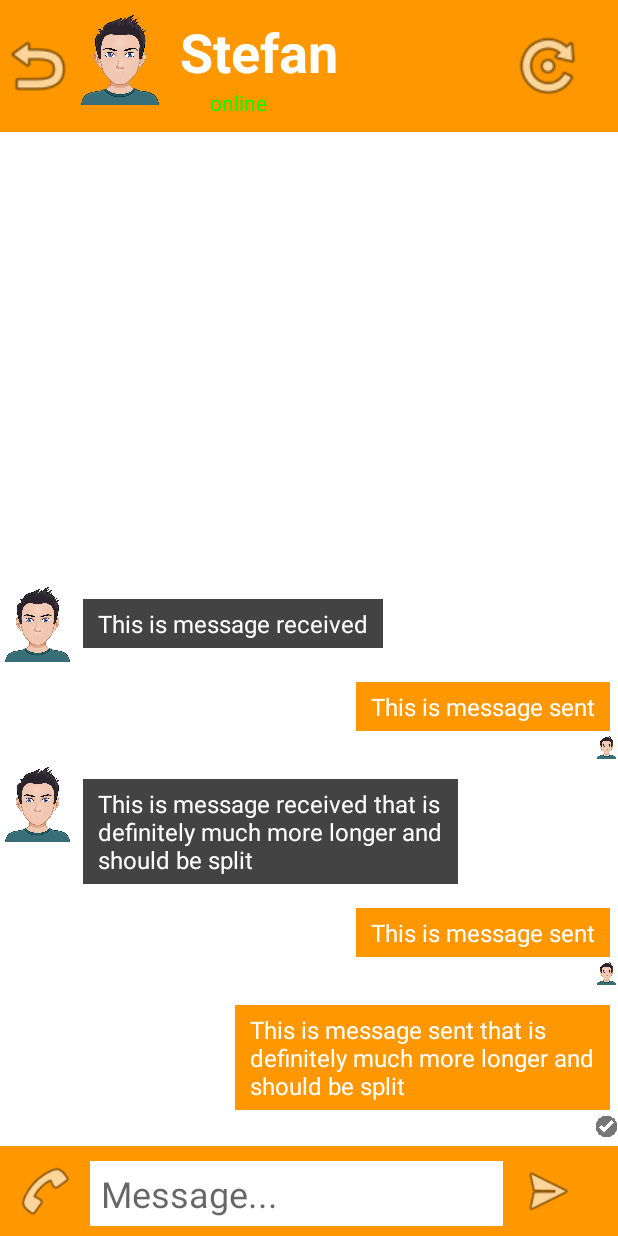
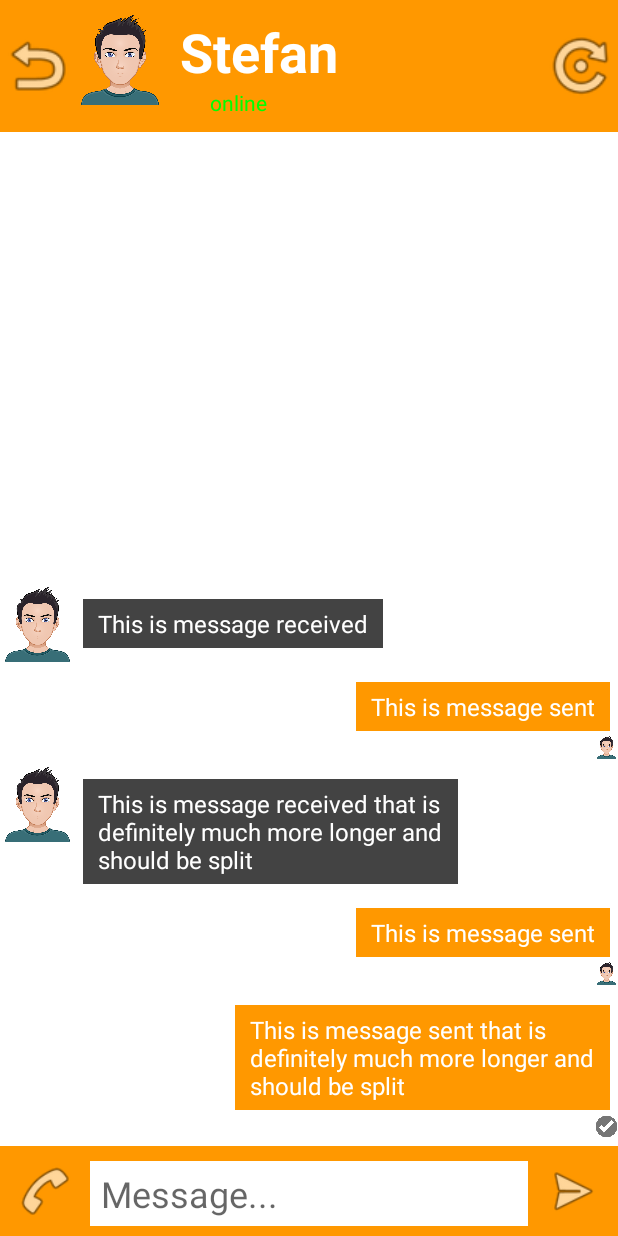
Before and after one commit to Piqulsky/FakeChat, an Android app: the screen it shows after launch (MainActivity), on a phone screen of 412 x 824 dp. Run offline under Robolectric (Android 15) with nearby library versions, the phone set to English and light mode, and no system bars; pictures from the network do not load.

Commit message:
Layout corrections

```diff
--- a/app/src/main/res/layout/activity_chats.xml
+++ b/app/src/main/res/layout/activity_chats.xml
@@ -26,8 +26,9 @@
 
         <TextView
             android:id="@+id/textViewChats"
-            android:layout_width="245sp"
+            android:layout_width="wrap_content"
             android:layout_height="match_parent"
+            android:layout_weight="1"
             android:paddingStart="10sp"
             android:paddingTop="15sp"
             android:text="Chats"
--- a/app/src/main/res/layout/activity_main.xml
+++ b/app/src/main/res/layout/activity_main.xml
@@ -31,8 +31,9 @@
             app:srcCompat="@drawable/avatar" />
 
         <LinearLayout
-            android:layout_width="230sp"
+            android:layout_width="wrap_content"
             android:layout_height="wrap_content"
+            android:layout_weight="1"
             android:orientation="vertical">
 
             <TextView
@@ -100,9 +101,10 @@
 
         <EditText
             android:id="@+id/editTextMessage"
-            android:layout_width="275sp"
+            android:layout_width="wrap_content"
             android:layout_height="wrap_content"
             android:layout_marginTop="10sp"
+            android:layout_weight="1"
             android:background="#FFFFFF"
             android:ems="10"
             android:hint="Message..."
```
